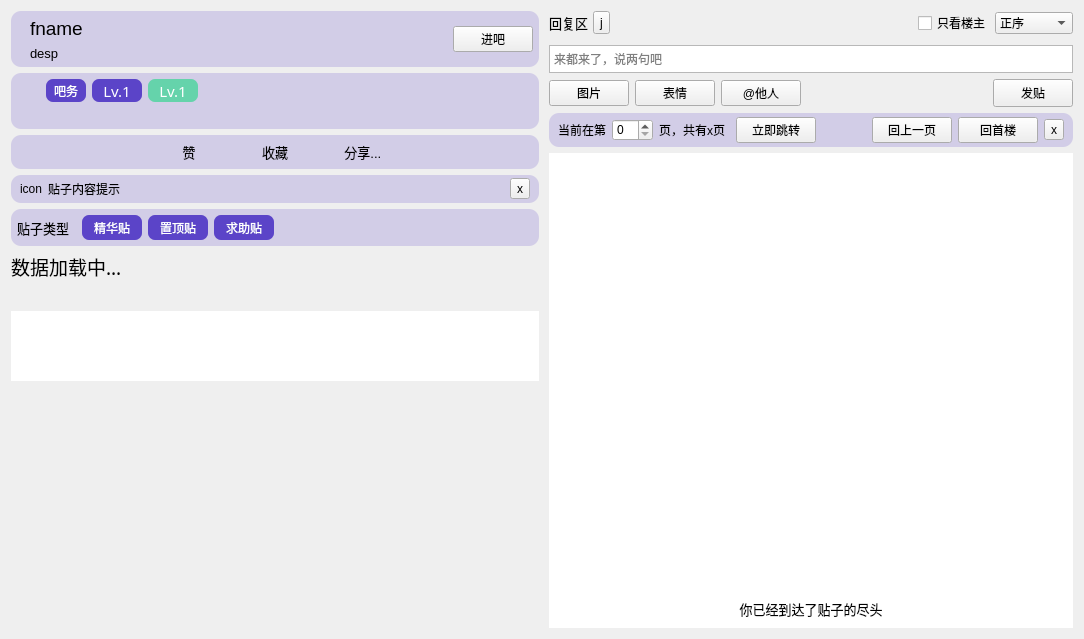
Old version of the form src/resf/tie_detail_view.ui in the repository clb-128258/TiebaDesktop.
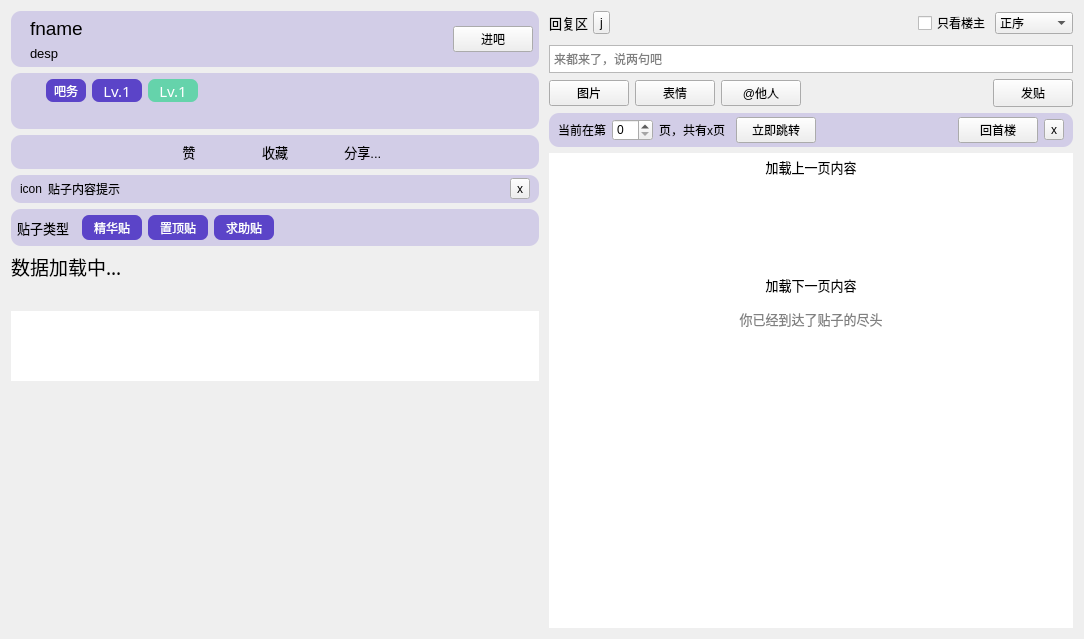
New version of the form.

Commit message: refactor: `ThreadDetailView` 的回复区功能

What changed in the file:
```diff
--- a/src/resf/tie_detail_view.ui
+++ b/src/resf/tie_detail_view.ui
@@ -783,7 +783,7 @@
         <property name="frameShadow">
          <enum>QFrame::Raised</enum>
         </property>
-        <layout class="QGridLayout" name="gridLayout_6" columnstretch="0,0,0,0,0,0,0,0,0,0,0">
+        <layout class="QGridLayout" name="gridLayout_6" columnstretch="0,0,0,0,0,0,0,0,0,0">
          <property name="leftMargin">
           <number>9</number>
          </property>
@@ -834,13 +834,6 @@
           </widget>
          </item>
          <item row="1" column="6">
-          <widget class="QPushButton" name="pushButton_9">
-           <property name="text">
-            <string>回上一页</string>
-           </property>
-          </widget>
-         </item>
-         <item row="1" column="7">
           <widget class="QPushButton" name="pushButton_8">
            <property name="text">
             <string>回首楼</string>
@@ -1095,7 +1088,7 @@
            </disabled>
           </palette>
          </property>
-         <layout class="QGridLayout" name="gridLayout_4" rowstretch="0,0,0,0">
+         <layout class="QGridLayout" name="gridLayout_4" rowstretch="0,0,0,0,1">
           <property name="leftMargin">
            <number>0</number>
           </property>
@@ -1105,26 +1098,10 @@
           <property name="rightMargin">
            <number>0</number>
           </property>
-          <item row="3" column="0">
-           <widget class="QLabel" name="label_2">
-            <property name="font">
-             <font>
-              <family>微软雅黑</family>
-              <pointsize>10</pointsize>
-             </font>
-            </property>
-            <property name="text">
-             <string>你已经到达了贴子的尽头</string>
-            </property>
-            <property name="alignment">
-             <set>Qt::AlignHCenter|Qt::AlignTop</set>
-            </property>
-            <property name="wordWrap">
-             <bool>true</bool>
-            </property>
-           </widget>
-          </item>
-          <item row="2" column="0">
+          <property name="verticalSpacing">
+           <number>10</number>
+          </property>
+          <item row="1" column="0">
            <widget class="QListWidget" name="listWidget_4">
             <property name="frameShape">
              <enum>QFrame::NoFrame</enum>
@@ -1146,6 +1123,74 @@
             </property>
            </widget>
           </item>
+          <item row="3" column="0">
+           <widget class="QLabel" name="label_2">
+            <property name="font">
+             <font>
+              <family>微软雅黑</family>
+              <pointsize>10</pointsize>
+             </font>
+            </property>
+            <property name="styleSheet">
+             <string notr="true">QLabel{color: grey;}</string>
+            </property>
+            <property name="text">
+             <string>你已经到达了贴子的尽头</string>
+            </property>
+            <property name="alignment">
+             <set>Qt::AlignHCenter|Qt::AlignTop</set>
+            </property>
+            <property name="wordWrap">
+             <bool>true</bool>
+            </property>
+           </widget>
+          </item>
+          <item row="0" column="0">
+           <widget class="QPushButton" name="pushButton_12">
+            <property name="font">
+             <font>
+              <pointsize>10</pointsize>
+             </font>
+            </property>
+            <property name="text">
+             <string>加载上一页内容</string>
+            </property>
+            <property name="flat">
+             <bool>true</bool>
+            </property>
+           </widget>
+          </item>
+          <item row="4" column="0">
+           <spacer name="verticalSpacer">
+            <property name="orientation">
+             <enum>Qt::Vertical</enum>
+            </property>
+            <property name="sizeType">
+             <enum>QSizePolicy::Expanding</enum>
+            </property>
+            <property name="sizeHint" stdset="0">
+             <size>
+              <width>0</width>
+              <height>0</height>
+             </size>
+            </property>
+           </spacer>
+          </item>
+          <item row="2" column="0">
+           <widget class="QPushButton" name="pushButton_13">
+            <property name="font">
+             <font>
+              <pointsize>10</pointsize>
+             </font>
+            </property>
+            <property name="text">
+             <string>加载下一页内容</string>
+            </property>
+            <property name="flat">
+             <bool>true</bool>
+            </property>
+           </widget>
+          </item>
          </layout>
         </widget>
        </widget>
```
Left out of the diff: 80 changed lines with no effect on the pictures. The commit also changes 11 other files.
